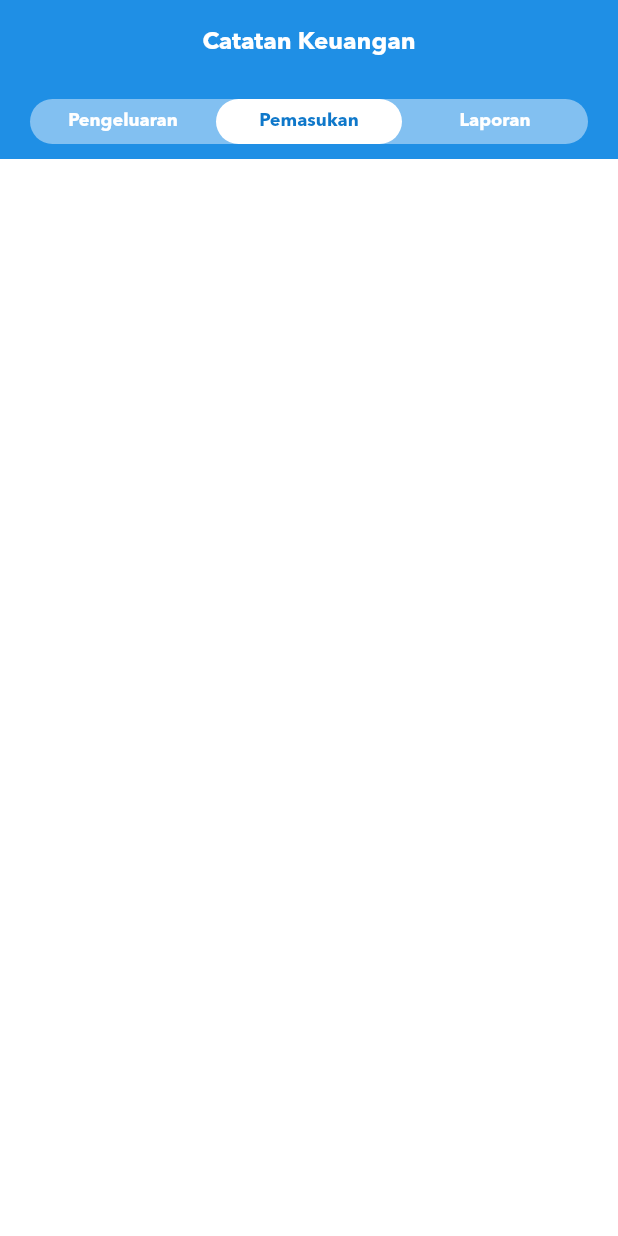
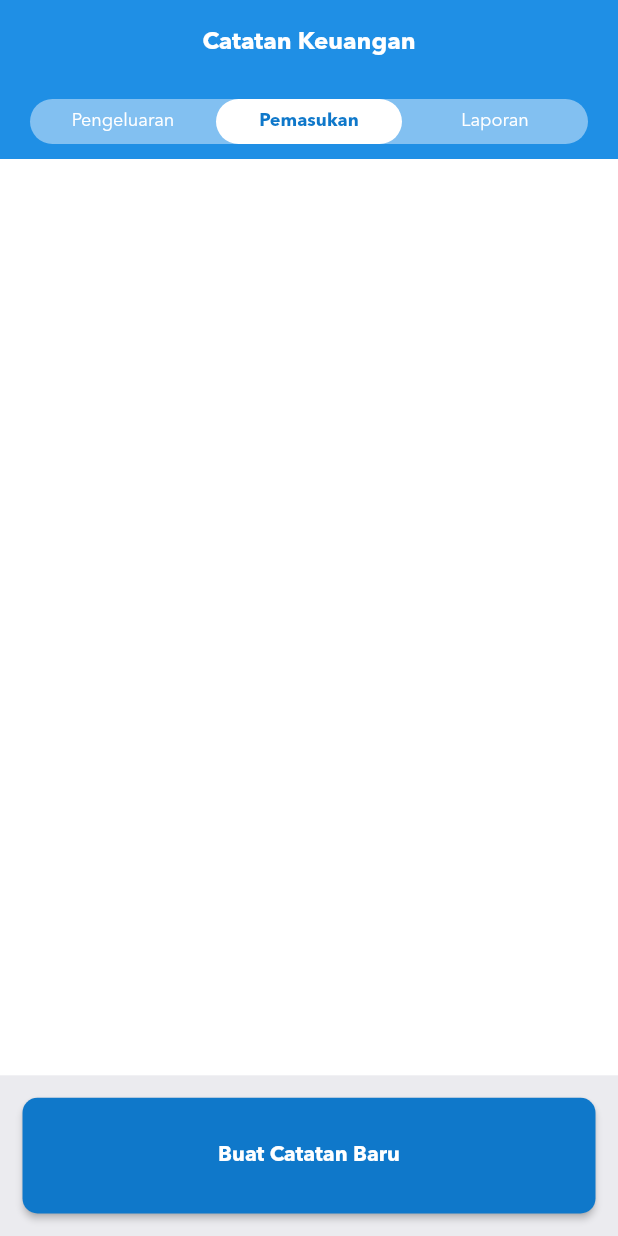
Before and after one commit to itsmerafial141/catatan_keuangan, a Flutter app: the screen it shows after launch, after a tap on "Pemasukan", on a phone screen of 412 x 824 dp. Run offline on Flutter 3.47's test engine with Material 2 defaults, Android fonts, the phone set to English and light mode, and no system bars; our stand-ins replace get.

Commit message:
adding and finishing pengeluaran page with random data

```diff
--- /dev/null
+++ b/lib/app/modules/home/screens/hpg_laporan_screen.dart
@@ -0,0 +1,156 @@
+import 'dart:math' as math;
+import 'package:catatan_keuangan/app/modules/home/controllers/home_controller.dart';
+import 'package:catatan_keuangan/app/values/colors.dart';
+import 'package:catatan_keuangan/app/values/strings.dart';
+import 'package:flutter/material.dart';
+import 'package:get/get.dart';
+
+import '../../../values/styles.dart';
+
+class HPGPengeluaranScreen extends GetView<HomeController> {
+  const HPGPengeluaranScreen({
+    Key? key,
+  }) : super(key: key);
+
+  @override
+  Widget build(BuildContext context) {
+    return Container(
+      color: MyColors.whiteGrey,
+      child: ListView.separated(
+        shrinkWrap: true,
+        physics: NeverScrollableScrollPhysics(),
+        itemBuilder: (_, index) {
+          return Container(
+            color: MyColors.white,
+            padding: EdgeInsets.symmetric(
+              horizontal: 30,
+            ),
+            child: Column(
+              children: [
+                Column(
+                  children: [
+                    SizedBox(
+                      height: 20,
+                    ),
+                    Row(
+                      mainAxisSize: MainAxisSize.max,
+                      children: [
+                        Text(
+                          "${math.Random().nextInt(30)} Apr 2022",
+                          style: TextStyle(
+                            fontFamily: MyFontFamily.Bold,
+                            fontSize: MyStyles.H5,
+                            color: MyColors.darkBlueAccent,
+                          ),
+                        ),
+                        Spacer(),
+                        Text(
+                          "-Rp${math.Random().nextInt(999)}.${math.Random().nextInt(999)}",
+                          style: TextStyle(
+                            fontFamily: MyFontFamily.Bold,
+                            fontSize: MyStyles.H5,
+                            color: MyColors.darkBlueAccent,
+                          ),
+                        ),
+                      ],
+                    ),
+                    SizedBox(
+                      height: 20,
+                    ),
+                    Column(
+                      children: List.generate(
+                        MyStrings.listRandomeTransaction[math.Random().nextInt(
+                          MyStrings.listRandomeTransaction.length,
+                        )],
+                        (index) {
+                          return Column(
+                            children: [
+                              Row(
+                                crossAxisAlignment: CrossAxisAlignment.start,
+                                children: [
+                                  Container(
+                                    padding: EdgeInsets.all(10),
+                                    decoration: BoxDecoration(
+                                      color: MyColors.whiteGrey,
+                                      borderRadius:
+                                          BorderRadius.circular(Get.width),
+                                    ),
+                                    child: Icon(
+                                      Icons.account_balance_wallet_outlined,
+                                      color: MyColors.darkBlueAccent,
+                                    ),
+                                  ),
+                                  SizedBox(
+                                    width: 10,
+                                  ),
+                                  Column(
+                                    crossAxisAlignment:
+                                        CrossAxisAlignment.start,
+                                    children: [
+                                      Text(
+                                        "Dompet Digital",
+                                        style: TextStyle(
+                                          fontFamily: MyFontFamily.Bold,
+                                          fontSize: MyStyles.H5,
+                                          color: MyColors.black,
+                                        ),
+                                      ),
+                                      SizedBox(
+                                        height: 5,
+                                      ),
+                                      Text(
+                                        "ShopeePay - 08${math.Random().nextInt(999999999)}",
+                                        style: TextStyle(
+                                          fontFamily: MyFontFamily.Regular,
+                                          fontSize: MyStyles.H5,
+                                          color: MyColors.black,
+                                        ),
+                                      ),
+                                    ],
+                                  ),
+                                  Spacer(),
+                                  Text(
+                                    "-Rp${math.Random().nextInt(99)}.${math.Random().nextInt(999)}",
+                                    style: TextStyle(
+                                      fontFamily: MyFontFamily.Regular,
+                                      fontSize: MyStyles.H5,
+                                      color: MyColors.black,
+                                    ),
+                                  ),
+                                ],
+                              ),
+                              SizedBox(
+                                height: 10,
+                              ),
+                              Container(
+                                width: double.infinity,
+                                height: 1,
+                                color: MyColors.whiteGrey,
+                              ),
+                              SizedBox(
+                                height: 10,
+                              ),
+                            ],
+                          );
+                        },
+                      ),
+                    )
+                  ],
+                ),
+                SizedBox(
+                  height: 10,
+                ),
+              ],
+            ),
+          );
+        },
+        separatorBuilder: (_, __) {
+          return SizedBox(
+            height: 10,
+          );
+        },
+        itemCount: 4,
+      ),
+    );
+  }
+}
--- /dev/null
+++ b/lib/app/modules/home/screens/hpg_pemasukan_screen.dart
@@ -0,0 +1,14 @@
+import 'package:catatan_keuangan/app/modules/home/controllers/home_controller.dart';
+import 'package:flutter/material.dart';
+import 'package:get/get.dart';
+
+class HPGPemasukanScreen extends GetView<HomeController> {
+  const HPGPemasukanScreen({
+    Key? key,
+  }) : super(key: key);
+
+  @override
+  Widget build(BuildContext context) {
+    return SingleChildScrollView(child: Container());
+  }
+}
--- /dev/null
+++ b/lib/app/modules/home/screens/hpg_pengeluaran_screen.dart
@@ -0,0 +1,14 @@
+import 'package:catatan_keuangan/app/modules/home/controllers/home_controller.dart';
+import 'package:flutter/material.dart';
+import 'package:get/get.dart';
+
+class HPGLaporanScreen extends GetView<HomeController> {
+  const HPGLaporanScreen({
+    Key? key,
+  }) : super(key: key);
+
+  @override
+  Widget build(BuildContext context) {
+    return SingleChildScrollView(child: Container());
+  }
+}
--- a/lib/app/modules/home/views/home_view.dart
+++ b/lib/app/modules/home/views/home_view.dart
@@ -6,6 +6,9 @@ import 'package:flutter/material.dart';
 import 'package:get/get.dart';
 
 import '../controllers/home_controller.dart';
+import '../screens/hpg_laporan_screen.dart';
+import '../screens/hpg_pemasukan_screen.dart';
+import '../screens/hpg_pengeluaran_screen.dart';
 
 class HomeView extends GetView<HomeController> {
   @override
@@ -65,7 +68,10 @@ class HomeView extends GetView<HomeController> {
                               child: Text(
                                 MyStrings.listAppbarTab[index],
                                 style: TextStyle(
-                                  fontFamily: MyFontFamily.Bold,
+                                  fontFamily:
+                                      controller.appBarTab.value == index
+                                          ? MyFontFamily.Bold
+                                          : MyFontFamily.Regular,
                                   fontSize: MyStyles.H6,
                                   color: controller.appBarTab.value == index
                                       ? MyColors.darkBlueAccent
@@ -81,11 +87,48 @@ class HomeView extends GetView<HomeController> {
                 ),
               ),
             ),
-            SingleChildScrollView(
-              child: Column(
-                children: [],
+            Obx(
+              () => Expanded(
+                child: SingleChildScrollView(
+                  child: Container(
+                    child: controller.appBarTab.value == 0
+                        ? HPGPengeluaranScreen()
+                        : controller.appBarTab.value == 1
+                            ? HPGPemasukanScreen()
+                            : controller.appBarTab.value == 2
+                                ? HPGLaporanScreen()
+                                : HPGPengeluaranScreen(),
+                  ),
+                ),
               ),
-            )
+            ),
+            Container(
+              height: Get.height * 0.13,
+              width: Get.width,
+              padding: EdgeInsets.all(15),
+              color: MyColors.whiteGrey,
+              child: ElevatedButton(
+                onPressed: () {},
+                style: ButtonStyle(
+                  shape: MaterialStateProperty.all<OutlinedBorder>(
+                    RoundedRectangleBorder(
+                      borderRadius: BorderRadius.circular(10),
+                    ),
+                  ),
+                  backgroundColor: MaterialStateProperty.all<Color>(
+                    MyColors.darkBlueAccent,
+                  ),
+                ),
+                child: Text(
+                  "Buat Catatan Baru",
+                  style: TextStyle(
+                    fontFamily: MyFontFamily.Bold,
+                    fontSize: MyStyles.H5,
+                    color: MyColors.white,
+                  ),
+                ),
+              ),
+            ),
           ],
         ),
       ),
--- a/lib/app/values/strings.dart
+++ b/lib/app/values/strings.dart
@@ -4,4 +4,6 @@ class MyStrings {
     "Pemasukan",
     "Laporan",
   ];
+
+  static List listRandomeTransaction = [1, 4, 2, 3, 6, 3, 6, 8, 2, 1, 2, 1];
 }
--- a/lib/main.dart
+++ b/lib/main.dart
@@ -21,6 +21,7 @@ void main() {
         title: "Application",
         initialRoute: AppPages.INITIAL,
         getPages: AppPages.routes,
+        debugShowCheckedModeBanner: false,
       ),
     ),
   );
```
